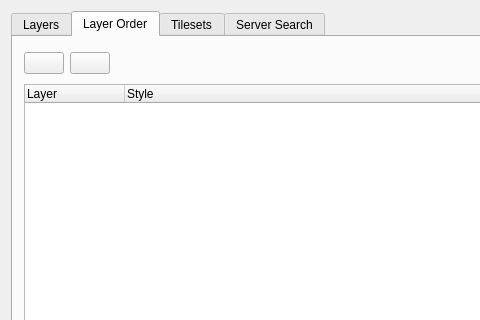
Before: the Qt Designer form src/ui/qgswmssourceselectbase.ui in qgis/QGIS, drawn with Qt 5; both pictures show x 0 to 480 and y 0 to 320 of the 773 by 539 pixel window.
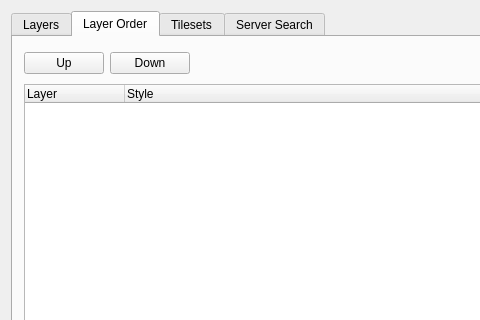
After: the same form once the commit is applied. The open tabs and pages were chosen to show the change. Icons and pictures are not drawn.

The edit to the form file:
```diff
--- a/src/ui/qgswmssourceselectbase.ui
+++ b/src/ui/qgswmssourceselectbase.ui
@@ -275,14 +275,14 @@
        <item row="0" column="0">
         <widget class="QPushButton" name="mLayerUpButton">
          <property name="text">
-          <string/>
+          <string>Up</string>
          </property>
         </widget>
        </item>
        <item row="0" column="1">
         <widget class="QPushButton" name="mLayerDownButton">
          <property name="text">
-          <string/>
+          <string>Down</string>
          </property>
         </widget>
        </item>
```
Left out of the diff: 7 changed lines with no effect on the pictures.
